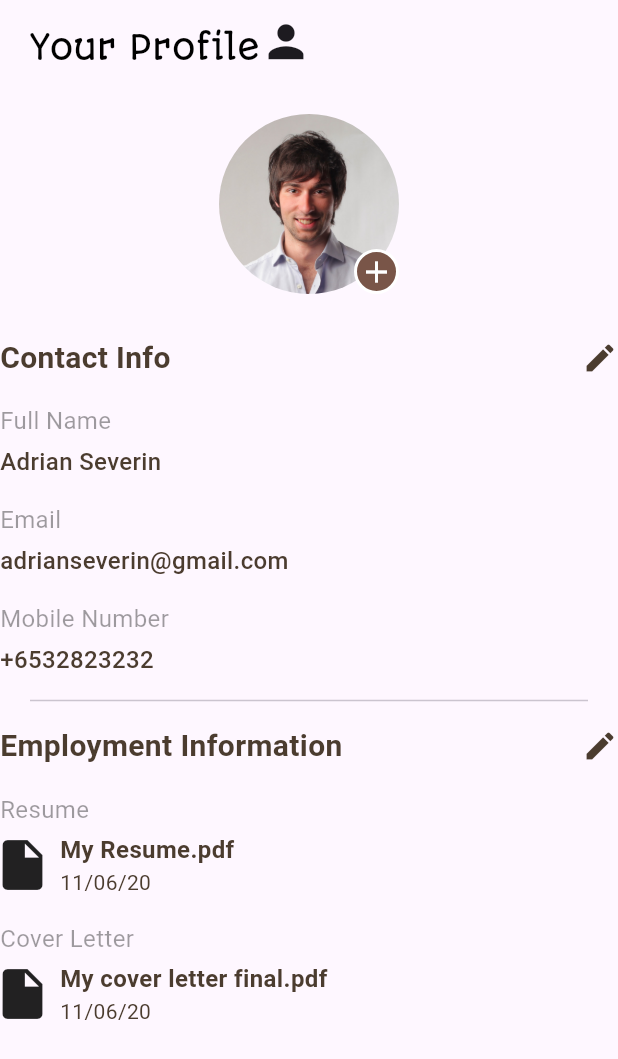
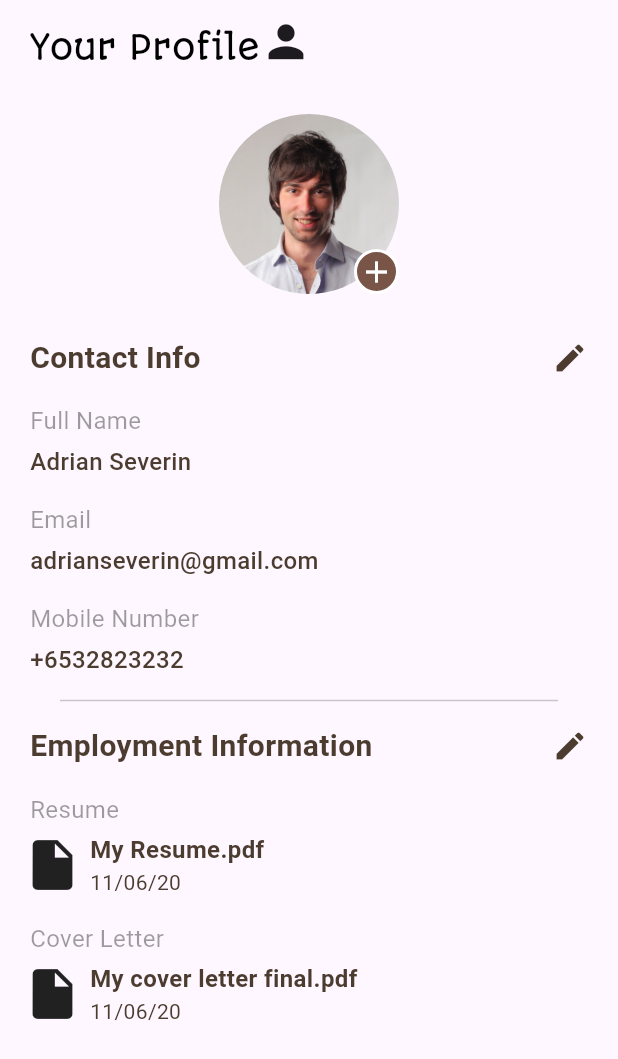
Before and after one commit to fauzipadlaw/job_search_ui, a Flutter app: the Profile screen opened directly, on a phone screen of 412 x 824 dp. Shown: the top 1059 px of the screen. Run offline on Flutter 3.47's test engine with Material 3 defaults, Android fonts, the phone set to English and light mode, and no system bars.

Commit message:
adjust: profile padding

```diff
--- a/lib/components/navbar_contents/profile.dart
+++ b/lib/components/navbar_contents/profile.dart
@@ -36,7 +36,9 @@ class Profile extends StatelessWidget {
           ),
         ),
       ),
-      body: const SingleChildScrollView(
+      body: const Padding(
+        padding: EdgeInsets.symmetric(horizontal: 20),
+        child: SingleChildScrollView(
           child: Column(
             crossAxisAlignment: CrossAxisAlignment.start,
             children: [
@@ -65,6 +67,7 @@ class Profile extends StatelessWidget {
             ],
           ),
         ),
+      ),
     );
   }
 }
```
Lines whose indentation alone changed are shown as unchanged.
